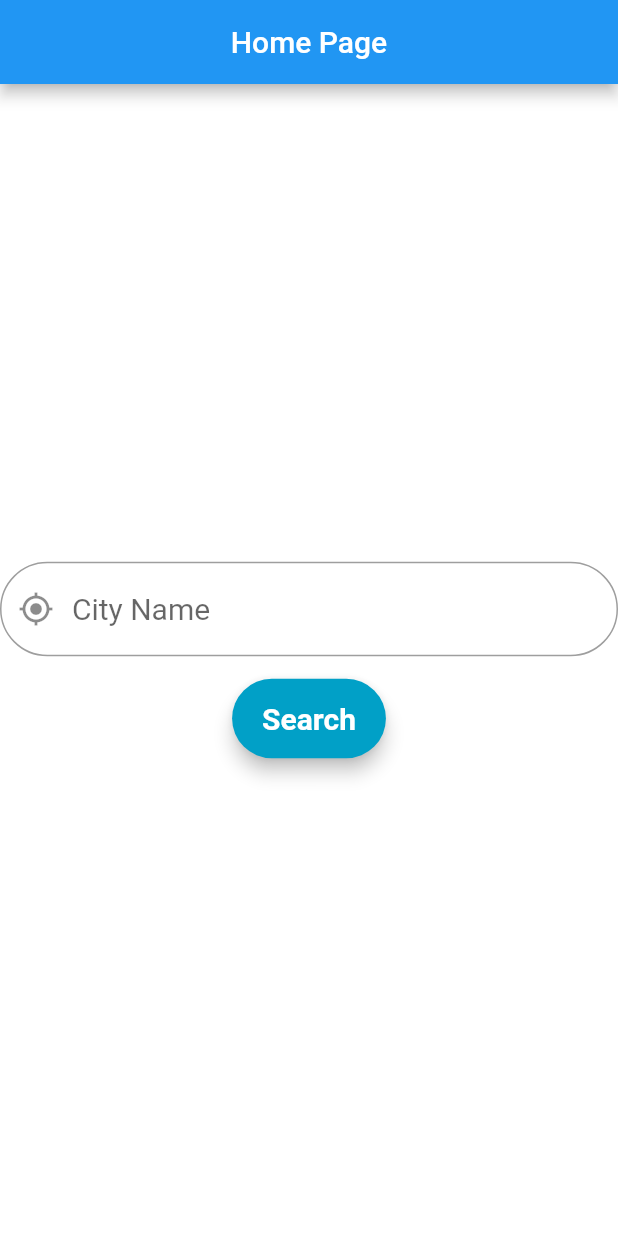
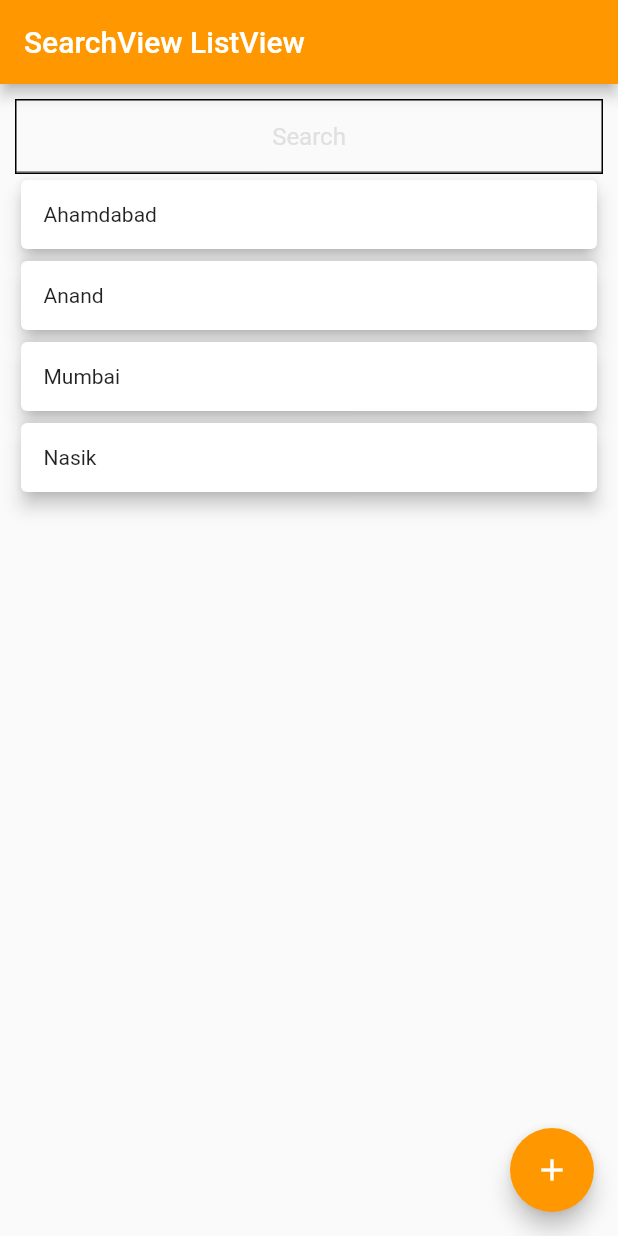
Before and after one commit to aino-surbhi/my_first_flutter_app, a Flutter app: the screen it shows after launch, on a phone screen of 412 x 824 dp. Run offline on Flutter 3.47's test engine with Material 2 defaults, Android fonts, the phone set to English and light mode, and no system bars; Roboto replaces fonts that are missing (Montserrat).

Commit message:
Added some extra functionality.

```diff
--- a/lib/homeScreen.dart
+++ b/lib/homeScreen.dart
@@ -1,84 +1,143 @@
+
 import 'package:flutter/material.dart';
+import 'package:my_first_flutter_app/exchangeData.dart';
 
-class HomeScreen extends StatefulWidget {
+class Home extends StatefulWidget {
+//`createState()` will create the mutable state for this widget at
+//a given location in the tree.
   @override
-  _HomeScreenState createState() => new _HomeScreenState();
+  _HomeState createState() => _HomeState();
 }
-
-class _HomeScreenState extends State<HomeScreen> {
-
-  TextStyle style = TextStyle(fontFamily: 'Montserrat', fontSize: 20.0);
+//Our Home state, the logic and internal state for a StatefulWidget.
+class _HomeState extends State<Home> {
+//A controller for an editable text field.
+//Whenever the user modifies a text field with an associated
+//TextEditingController, the text field updates value and the
+//controller notifies its listeners.
+  var _searchview = new TextEditingController();
+  bool _firstSearch = true;
+  String _query = "";
+  List<String> value;
+  List<String> _filterList;
   @override
-  Widget build(BuildContext context) {
-
-    final field = TextField(
-
-    //  obscureText: false,
-      style: style,
-      decoration: InputDecoration(
-
-        //  contentPadding: EdgeInsets.fromLTRB(20.0, 15.0, 20.0, 15.0),
-          hintText: "City Name",
-
-          prefixIcon: Icon(Icons.gps_fixed),
-          border:
-          OutlineInputBorder(borderRadius: BorderRadius.circular(32.0)),
-          ),
-
-    );
+  void initState() {
+    super.initState();
+    value = new List<String>();
+    value = [
+      "Ahamdabad",
+      "Anand",
+      "Mumbai",
+      "Nasik",
+    ];
+    value.sort();
+  }
+  _HomeState() {
+//Register a closure to be called when the object changes.
+    _searchview.addListener(() {
+      if (_searchview.text.isEmpty) {
+//Notify the framework that the internal state of this object has changed.
+        setState(() {
+          _firstSearch = true;
+          _query = "";
+        });
+      } else {
+        setState(() {
+          _firstSearch = false;
+          _query = _searchview.text;
+        });
+      }
+    });
+  }
 
 
 
+  void navigationPage() {
+    Navigator.push(context,new MaterialPageRoute(builder: (context) => new ExchangeData(post: fetchPost())),
+    );
+  }
 
-
-
-    final searchButon = Material(
-      elevation: 5.0,
-      borderRadius: BorderRadius.circular(30.0),
-      color: Color(0xff01A0C7),
-      child: MaterialButton(
-      //  minWidth: MediaQuery.of(context).size.width,
-        padding: EdgeInsets.fromLTRB(20.0, 15.0, 20.0, 15.0),
-        onPressed: () {},
-        child: Text("Search",
-            textAlign: TextAlign.center,
-            style: style.copyWith(
-                color: Colors.white, fontWeight: FontWeight.bold)),
+//Build our Home widget
+  @override
+  Widget build(BuildContext context) {
+    return Scaffold(
+      appBar: new AppBar(
+        title: new Text("SearchView ListView"),
+        backgroundColor: Colors.orange,
       ),
-    );
-
-
-    return Scaffold(
-            appBar: AppBar(
-        centerTitle: true,
-        title: Text('Home Page'),
+      body: new Container(
+        margin: EdgeInsets.only(left: 10.0, right: 10.0, top: 10.0),
+        child: new Column(
+          children: <Widget>[
+            _createSearchView(),
+            _firstSearch ? _createListView() : _performSearch()
+          ],
+        ),
       ),
-      body: Center(
-        child: Container(
-          color: Colors.white,
-
-            child: Column(
-
-              crossAxisAlignment: CrossAxisAlignment.center,
-              mainAxisAlignment: MainAxisAlignment.center,
-              children: <Widget>[
-
-
-                SizedBox(height: 15.0),
-
-                field,
-                SizedBox(height: 15.0),
-
-                searchButon,
-                SizedBox(
-                  height: 15.0,
-                ),
-              ],
-            ),
-
-        ),
-
+      floatingActionButton: FloatingActionButton(
+        onPressed: navigationPage,
+        tooltip: 'Increment',
+        child: Icon(Icons.add),
+        backgroundColor: Colors.orange,
       ),
     );
   }
+//Create a SearchView
+  Widget _createSearchView() {
+    return new Container(
+      decoration: BoxDecoration(border: Border.all(width: 1.0)),
+      child: new TextField(
+        controller: _searchview,
+        decoration: InputDecoration(
+          hintText: "Search",
+          hintStyle: new TextStyle(color: Colors.grey[300]),
+        ),
+        textAlign: TextAlign.center,
+      ),
+    );
+  }
+//Create a ListView widget
+  Widget _createListView() {
+    return new Flexible(
+      child: new ListView.builder(
+          itemCount: value.length,
+          itemBuilder: (BuildContext context, int index) {
+            return new Card(
+              color: Colors.white,
+              elevation: 5.0,
+              child: new Container(
+                margin: EdgeInsets.all(15.0),
+                child: new Text("${value[index]}"),
+              ),
+            );
+          }),
+    );
+  }
+//Perform actual search
+  Widget _performSearch() {
+    _filterList = new List<String>();
+    for (int i = 0; i < value.length; i++) {
+      var item = value[i];
+      if (item.toLowerCase().contains(_query.toLowerCase())) {
+        _filterList.add(item);
+      }
+    }
+    return _createFilteredListView();
+  }
+//Create the Filtered ListView
+  Widget _createFilteredListView() {
+    return new Flexible(
+      child: new ListView.builder(
+          itemCount: _filterList.length,
+          itemBuilder: (BuildContext context, int index) {
+            return new Card(
+              color: Colors.white,
+              elevation: 5.0,
+              child: new Container(
+                margin: EdgeInsets.all(15.0),
+                child: new Text("${_filterList[index]}"),
+              ),
+            );
+          }),
+    );
+  }
 }
--- a/pubspec.yaml
+++ b/pubspec.yaml
@@ -23,7 +23,7 @@ dependencies:
   # The following adds the Cupertino Icons font to your application.
   # Use with the CupertinoIcons class for iOS style icons.
   cupertino_icons: ^0.1.2
-
+  http: ^0.12.0
 dev_dependencies:
   flutter_test:
     sdk: flutter
```
Also changed, not shown: lib/main.dart (+1 -7 lines), lib/tabbar.dart (added, +35 -0 lines), pubspec.lock, 1 other file.
